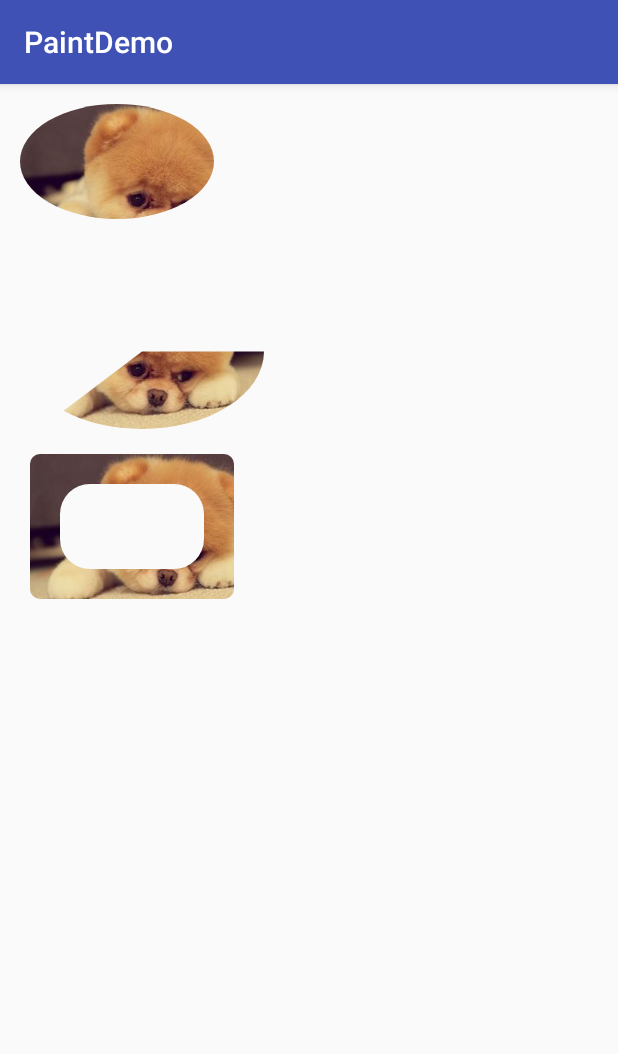
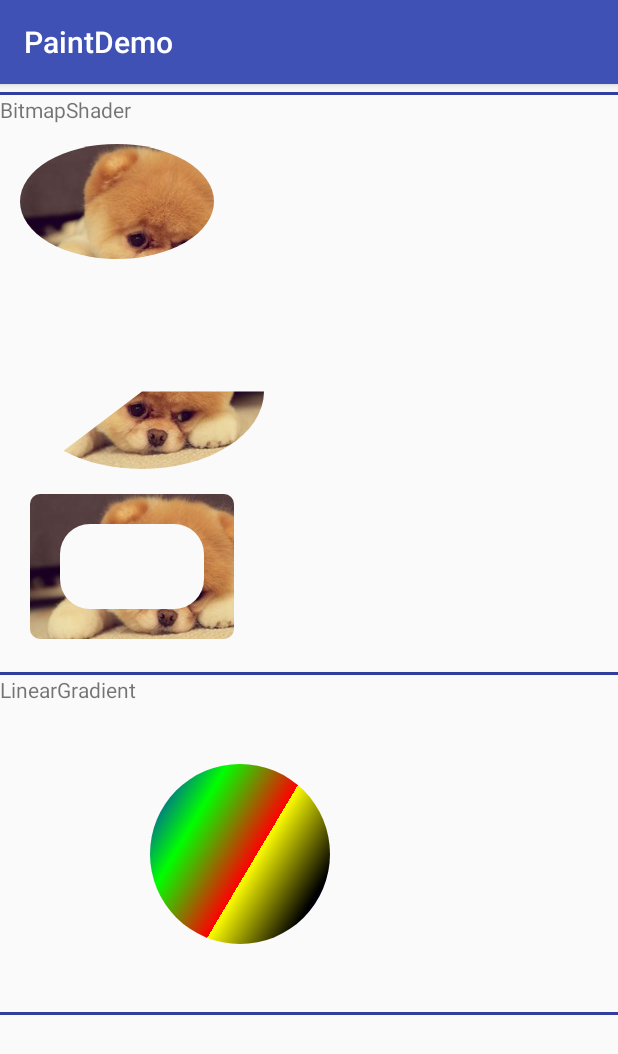
Before and after one commit to wuzhiqian/PaintDemo, an Android app: the ShaderActivity screen opened directly, with no data from a screen before it, on a phone screen of 412 x 824 dp. Shown: the top 1054 px of the screen. Run offline under Robolectric (Android 15) with nearby library versions, the phone set to English and light mode, and no system bars.

Commit message:
添加    LinearGradient类型

```diff
--- a/app/src/main/java/com/wzq/paintdemo/util/shder/DrawBitmapShader.java
+++ b/app/src/main/java/com/wzq/paintdemo/util/shder/DrawBitmapShader.java
@@ -16,18 +16,18 @@ import android.graphics.drawable.shapes.RoundRectShape;
  */
 
 public class DrawBitmapShader {
-    private static BitmapShader bitmapShader;
-    private static ShapeDrawable shapeDrawable;
+    private  BitmapShader bitmapShader;
+    private  ShapeDrawable shapeDrawable;
 
 
-    private static BitmapShader arcBitmapShader;
-    private static ShapeDrawable arcShapeDrawable;
+    private  BitmapShader arcBitmapShader;
+    private  ShapeDrawable arcShapeDrawable;
 
 
-    private static BitmapShader circleRectBitmapShader;
-    private static ShapeDrawable circleRectBitmapDrawable;
+    private  BitmapShader circleRectBitmapShader;
+    private  ShapeDrawable circleRectBitmapDrawable;
 
-    public static void drawBitmapShader(Canvas canvas, Bitmap bitmap) {
+    public  void drawBitmapShader(Canvas canvas, Bitmap bitmap) {
         bitmapShader = new BitmapShader(bitmap, Shader.TileMode.MIRROR,Shader.TileMode.REPEAT);
         shapeDrawable = new ShapeDrawable(new OvalShape());
         shapeDrawable.getPaint().setShader(bitmapShader);
@@ -35,7 +35,7 @@ public class DrawBitmapShader {
         shapeDrawable.draw(canvas);
     }
 
-    public static void drawArcBitmapShader(Canvas canvas, Bitmap bitmap) {
+    public  void drawArcBitmapShader(Canvas canvas, Bitmap bitmap) {
         arcBitmapShader = new BitmapShader(bitmap, Shader.TileMode.MIRROR,Shader.TileMode.REPEAT);
         arcShapeDrawable = new ShapeDrawable(new ArcShape(0, 130));
         arcShapeDrawable.getPaint().setShader(arcBitmapShader);
@@ -43,7 +43,7 @@ public class DrawBitmapShader {
         arcShapeDrawable.draw(canvas);
     }
 
-    public static void drawCircleBitmapShader(Canvas canvas, Bitmap bitmap)
+    public  void drawCircleBitmapShader(Canvas canvas, Bitmap bitmap)
     {
         circleRectBitmapShader = new BitmapShader(bitmap, Shader.TileMode.REPEAT, Shader.TileMode.REPEAT);
         circleRectBitmapDrawable = new ShapeDrawable(new RoundRectShape(new float[]{10, 10, 10, 10, 10, 10, 10, 10}, new RectF(30, 30, 30, 30), new float[]{30, 30, 30, 30, 30, 30, 30, 30}));
--- /dev/null
+++ b/app/src/main/java/com/wzq/paintdemo/util/shder/DrawLinearGradient.java
@@ -0,0 +1,28 @@
+package com.wzq.paintdemo.util.shder;
+
+import android.graphics.Bitmap;
+import android.graphics.Canvas;
+import android.graphics.Color;
+import android.graphics.LinearGradient;
+import android.graphics.Paint;
+import android.graphics.Shader;
+
+/**
+ * Created by wzq on 17-1-6.
+ */
+
+public class DrawLinearGradient {
+    private Paint paint;
+    private LinearGradient linearGradient;
+
+    public DrawLinearGradient(Bitmap bitmap)
+    {
+        paint = new Paint();
+        linearGradient = new LinearGradient(10, 10, bitmap.getWidth() - 10, bitmap.getHeight() - 10, new int[]{Color.YELLOW, Color.BLACK, Color.BLUE, Color.GREEN, Color.RED}, null, Shader.TileMode.REPEAT);
+
+    }
+    public  void drawLinearGradient(Canvas canvas, Bitmap bitmap) {
+        paint.setShader(linearGradient);
+        canvas.drawCircle(240, 150, 90, paint);
+    }
+}
--- /dev/null
+++ b/app/src/main/java/com/wzq/paintdemo/view/BaseView.java
@@ -0,0 +1,37 @@
+package com.wzq.paintdemo.view;
+
+import android.content.Context;
+import android.graphics.Bitmap;
+import android.graphics.BitmapFactory;
+import android.util.AttributeSet;
+import android.view.View;
+
+import com.wzq.paintdemo.R;
+
+/**
+ * Created by wzq on 17-1-6.
+ */
+
+public class BaseView extends View {
+    protected Bitmap bitmap;
+
+    public BaseView(Context context) {
+        this(context, null);
+    }
+
+    public BaseView(Context context, AttributeSet attrs) {
+        this(context, attrs, 0);
+    }
+
+    public BaseView(Context context, AttributeSet attrs, int defStyleAttr) {
+        super(context, attrs, defStyleAttr);
+        bitmap = BitmapFactory.decodeResource(getResources(), R.mipmap.a);
+    }
+
+    public void destoyBitmap()
+    {
+        if(bitmap!= null && !bitmap.isRecycled())
+            bitmap.recycle();
+    }
+
+}
--- a/app/src/main/java/com/wzq/paintdemo/view/basicview/PaintView.java
+++ b/app/src/main/java/com/wzq/paintdemo/view/basicview/PaintView.java
@@ -44,7 +44,7 @@ public class PaintView extends View {
         DrawOlmpic.drawOlmpic(canvas, bitmap);
         DrawStar.drawStar(canvas);
         DrawBas.drawBas(canvas);
-        DrawBitmapShader.drawBitmapShader(canvas, dogBmp);
+      //  DrawBitmapShader.drawBitmapShader(canvas, dogBmp);
 
    //     DrawBitmapShader.drawArcBitmapShader(canvas, dogBmp);
     }
--- a/app/src/main/java/com/wzq/paintdemo/view/shaderview/BitmapShaderView.java
+++ b/app/src/main/java/com/wzq/paintdemo/view/shaderview/BitmapShaderView.java
@@ -10,13 +10,14 @@ import android.view.View;
 
 import com.wzq.paintdemo.R;
 import com.wzq.paintdemo.util.shder.DrawBitmapShader;
+import com.wzq.paintdemo.view.BaseView;
 
 /**
  * Created by wzq on 17-1-5.
  */
 
-public class BitmapShaderView extends View {
-    private Bitmap bitmap;
+public class BitmapShaderView extends BaseView {
+    DrawBitmapShader drawBitmapShader;
     public BitmapShaderView(Context context) {
         this(context, null);
     }
@@ -29,18 +30,21 @@ public class BitmapShaderView extends View {
         super(context, attrs, defStyleAttr);
         TypedArray a =  context.obtainStyledAttributes(attrs, R.styleable.BitmapShaderView);
         type = a.getInt(R.styleable.BitmapShaderView_type, 1);
-        bitmap = BitmapFactory.decodeResource(getResources(), R.mipmap.a);
+        drawBitmapShader = new DrawBitmapShader();
+
     }
 
     @Override
     protected void onDraw(Canvas canvas) {
         super.onDraw(canvas);
         if(type == 1)
-            DrawBitmapShader.drawBitmapShader(canvas, bitmap);
+            drawBitmapShader.drawBitmapShader(canvas, bitmap);
         else if(type == 2)
-            DrawBitmapShader.drawArcBitmapShader(canvas,bitmap);
+            drawBitmapShader.drawArcBitmapShader(canvas,bitmap);
         else
-            DrawBitmapShader.drawCircleBitmapShader(canvas, bitmap);
+            drawBitmapShader.drawCircleBitmapShader(canvas, bitmap);
 
     }
+
+
 }
--- /dev/null
+++ b/app/src/main/java/com/wzq/paintdemo/view/shaderview/LinearGradientView.java
@@ -0,0 +1,34 @@
+package com.wzq.paintdemo.view.shaderview;
+
+import android.content.Context;
+import android.graphics.Canvas;
+import android.util.AttributeSet;
+
+import com.wzq.paintdemo.util.shder.DrawLinearGradient;
+import com.wzq.paintdemo.view.BaseView;
+
+/**
+ * Created by wzq on 17-1-6.
+ */
+
+public class LinearGradientView extends BaseView{
+    DrawLinearGradient drawLinearGradient;
+    public LinearGradientView(Context context) {
+        this(context, null);
+    }
+
+    public LinearGradientView(Context context, AttributeSet attrs) {
+        this(context, attrs, 0);
+    }
+
+    public LinearGradientView(Context context, AttributeSet attrs, int defStyleAttr) {
+        super(context, attrs, defStyleAttr);
+        drawLinearGradient = new DrawLinearGradient(bitmap);
+    }
+
+    @Override
+    protected void onDraw(Canvas canvas) {
+        super.onDraw(canvas);
+        drawLinearGradient.drawLinearGradient(canvas, bitmap);
+    }
+}
--- a/app/src/main/res/layout/activity_shader.xml
+++ b/app/src/main/res/layout/activity_shader.xml
@@ -1,32 +1,22 @@
 <?xml version="1.0" encoding="utf-8"?>
-<LinearLayout
-    xmlns:android="http://schemas.android.com/apk/res/android"
-    xmlns:appi="http://schemas.android.com/apk/res-auto"
+<LinearLayout xmlns:android="http://schemas.android.com/apk/res/android"
     android:layout_width="match_parent"
     android:layout_height="match_parent"
     android:orientation="vertical">
+
     <ScrollView
         android:layout_width="match_parent"
         android:layout_height="match_parent">
+
         <LinearLayout
             android:layout_width="match_parent"
             android:layout_height="match_parent"
             android:orientation="vertical">
-            <com.wzq.paintdemo.view.shaderview.BitmapShaderView
-                android:layout_width="200dp"
-                android:layout_height="120dp"
-                appi:type="1"/>
+
+            <include layout="@layout/bitmapshader_view" />
 
 
-            <com.wzq.paintdemo.view.shaderview.BitmapShaderView
-                android:layout_width="200dp"
-                android:layout_height="120dp"
-                appi:type="2"/>
-
-            <com.wzq.paintdemo.view.shaderview.BitmapShaderView
-                android:layout_width="200dp"
-                android:layout_height="120dp"
-                appi:type="3"/>
+            <include layout="@layout/lineargradient_view"/>
         </LinearLayout>
     </ScrollView>
 </LinearLayout>
--- /dev/null
+++ b/app/src/main/res/layout/bitmapshader_view.xml
@@ -0,0 +1,40 @@
+<?xml version="1.0" encoding="utf-8"?>
+<LinearLayout xmlns:android="http://schemas.android.com/apk/res/android"
+    xmlns:appi="http://schemas.android.com/apk/res-auto"
+    android:layout_width="match_parent"
+    android:layout_height="wrap_content"
+    android:orientation="vertical">
+
+    <View
+        android:layout_width="match_parent"
+        android:layout_height="2dp"
+        android:layout_marginTop="5dp"
+        android:background="@color/colorPrimaryDark" />
+
+    <TextView
+        android:layout_width="match_parent"
+        android:layout_height="wrap_content"
+        android:text="BitmapShader" />
+
+    <com.wzq.paintdemo.view.shaderview.BitmapShaderView
+        android:layout_width="200dp"
+        android:layout_height="120dp"
+        appi:type="1" />
+
+
+    <com.wzq.paintdemo.view.shaderview.BitmapShaderView
+        android:layout_width="200dp"
+        android:layout_height="120dp"
+        appi:type="2" />
+
+    <com.wzq.paintdemo.view.shaderview.BitmapShaderView
+        android:layout_width="200dp"
+        android:layout_height="120dp"
+        appi:type="3" />
+
+    <View
+        android:layout_width="match_parent"
+        android:layout_height="2dp"
+        android:layout_marginTop="5dp"
+        android:background="@color/colorPrimaryDark" />
+</LinearLayout>
--- /dev/null
+++ b/app/src/main/res/layout/lineargradient_view.xml
@@ -0,0 +1,20 @@
+<?xml version="1.0" encoding="utf-8"?>
+<LinearLayout xmlns:android="http://schemas.android.com/apk/res/android"
+    android:layout_width="match_parent"
+    android:layout_height="match_parent"
+    android:orientation="vertical">
+
+    <TextView
+        android:layout_width="match_parent"
+        android:layout_height="wrap_content"
+        android:text="LinearGradient" />
+    <com.wzq.paintdemo.view.shaderview.LinearGradientView
+        android:layout_width="match_parent"
+        android:layout_height="200dp"
+        />
+    <View
+        android:layout_width="match_parent"
+        android:layout_height="2dp"
+        android:layout_marginTop="5dp"
+        android:background="@color/colorPrimaryDark" />
+</LinearLayout>
```
